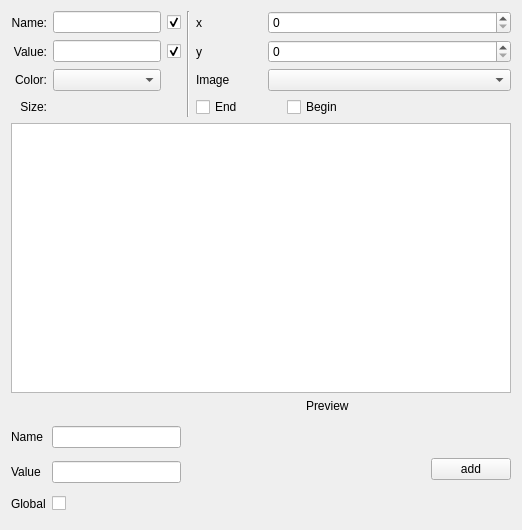
Before: the Qt Designer form creator/plugins/kparts/codeeditorpart/Interface/NodePropertiesWidget.ui in KDE/gluon, drawn with Qt 5.
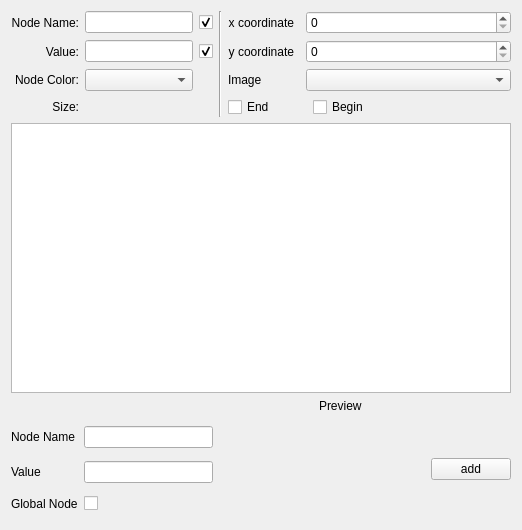
After: the same form once the commit is applied. Custom widgets are drawn as their Qt base class.

Commit message: ui change to codeeditor kpart to conform to krazy issues. Two issues unresolved due to current code reliance.

```diff
--- a/creator/plugins/kparts/codeeditorpart/Interface/NodePropertiesWidget.ui
+++ b/creator/plugins/kparts/codeeditorpart/Interface/NodePropertiesWidget.ui
@@ -29,7 +29,7 @@
       </sizepolicy>
      </property>
      <property name="text">
-      <string>Name:</string>
+      <string>Node Name:</string>
      </property>
      <property name="alignment">
       <set>Qt::AlignRight|Qt::AlignTrailing|Qt::AlignVCenter</set>
@@ -61,7 +61,7 @@
       <string>X-coordinate </string>
      </property>
      <property name="text">
-      <string extracomment="X-coordinate ">x</string>
+      <string extracomment="X-coordinate ">x coordinate</string>
      </property>
      <property name="alignment">
       <set>Qt::AlignRight|Qt::AlignTrailing|Qt::AlignVCenter</set>
@@ -122,7 +122,7 @@
       <string>Y-coordinate </string>
      </property>
      <property name="text">
-      <string extracomment="Y-coordinate ">y</string>
+      <string extracomment="Y-coordinate ">y coordinate</string>
      </property>
      <property name="alignment">
       <set>Qt::AlignRight|Qt::AlignTrailing|Qt::AlignVCenter</set>
@@ -148,7 +148,7 @@
       <string>Node color</string>
      </property>
      <property name="text">
-      <string>Color:</string>
+      <string>Node Color:</string>
      </property>
      <property name="alignment">
       <set>Qt::AlignRight|Qt::AlignTrailing|Qt::AlignVCenter</set>
@@ -267,7 +267,7 @@
      <item row="4" column="0">
       <widget class="QLabel" name="label_9">
        <property name="text">
-        <string>Global</string>
+        <string>Global Node</string>
        </property>
       </widget>
      </item>
@@ -280,7 +280,7 @@
         </sizepolicy>
        </property>
        <property name="text">
-        <string>Name</string>
+        <string>Node Name</string>
        </property>
       </widget>
      </item>
```
The commit also changes 3 other files.
